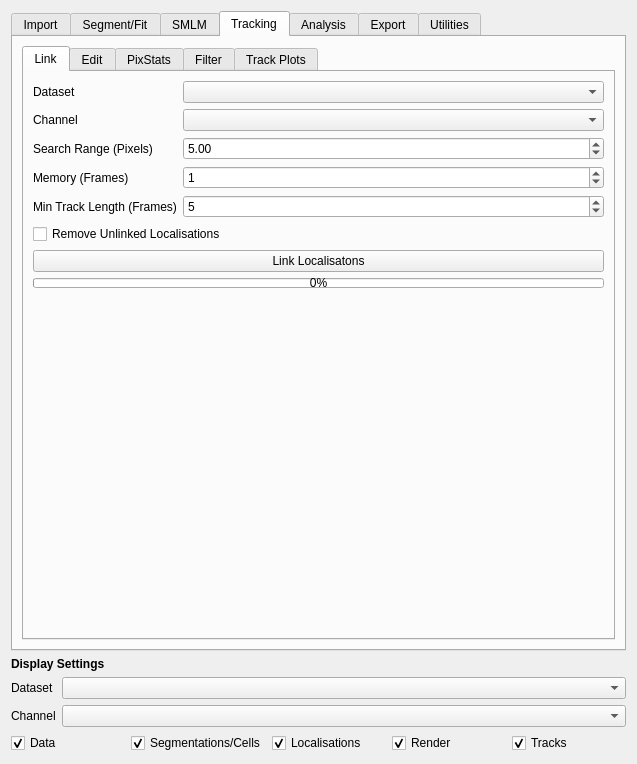
Before: the Qt Designer form src/moltrack/GUI/widget_ui.ui in piedrro/napari-moltrack, drawn with Qt 5.
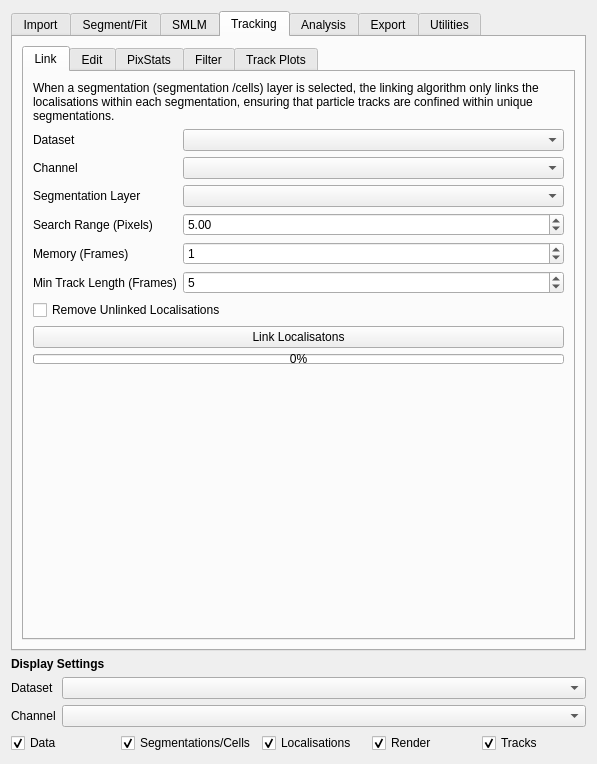
After: the same form once the commit is applied. The open tabs and pages were chosen to show the change.

Commit message: added tracking with segmentations

The edit to the form file:
```diff
--- a/src/moltrack/GUI/widget_ui.ui
+++ b/src/moltrack/GUI/widget_ui.ui
@@ -6,7 +6,7 @@
    <rect>
     <x>0</x>
     <y>0</y>
-    <width>637</width>
+    <width>597</width>
     <height>764</height>
    </rect>
   </property>
@@ -2737,6 +2737,16 @@
            <string>Link</string>
           </attribute>
           <layout class="QVBoxLayout" name="verticalLayout_13">
+           <item>
+            <widget class="QLabel" name="label_148">
+             <property name="text">
+              <string>When a segmentation (segmentation /cells) layer is selected, the linking algorithm only links the localisations within each segmentation, ensuring that particle tracks are confined within unique segmentations.</string>
+             </property>
+             <property name="wordWrap">
+              <bool>true</bool>
+             </property>
+            </widget>
+           </item>
            <item>
             <layout class="QFormLayout" name="formLayout_25">
              <item row="0" column="0">
@@ -2749,42 +2759,42 @@
              <item row="0" column="1">
               <widget class="QComboBox" name="tracking_dataset"/>
              </item>
-             <item row="2" column="0">
+             <item row="3" column="0">
               <widget class="QLabel" name="label_98">
                <property name="text">
                 <string>Search Range (Pixels)</string>
                </property>
               </widget>
              </item>
-             <item row="2" column="1">
+             <item row="3" column="1">
               <widget class="QDoubleSpinBox" name="trackpy_search_range">
                <property name="value">
                 <double>5.000000000000000</double>
                </property>
               </widget>
              </item>
-             <item row="3" column="0">
+             <item row="4" column="0">
               <widget class="QLabel" name="label_99">
                <property name="text">
                 <string>Memory (Frames)</string>
                </property>
               </widget>
              </item>
-             <item row="3" column="1">
+             <item row="4" column="1">
               <widget class="QSpinBox" name="trackpy_memory">
                <property name="value">
                 <number>1</number>
                </property>
               </widget>
              </item>
-             <item row="4" column="0">
+             <item row="5" column="0">
               <widget class="QLabel" name="label_100">
                <property name="text">
                 <string>Min Track Length (Frames)</string>
                </property>
               </widget>
              </item>
-             <item row="4" column="1">
+             <item row="5" column="1">
               <widget class="QSpinBox" name="min_track_length">
                <property name="minimum">
                 <number>1</number>
@@ -2804,6 +2814,16 @@
              <item row="1" column="1">
               <widget class="QComboBox" name="tracking_channel"/>
              </item>
+             <item row="2" column="0">
+              <widget class="QLabel" name="label_147">
+               <property name="text">
+                <string>Segmentation Layer</string>
+               </property>
+              </widget>
+             </item>
+             <item row="2" column="1">
+              <widget class="QComboBox" name="tracking_segmentations"/>
+             </item>
             </layout>
            </item>
            <item>
```
The commit also changes 6 other files.
